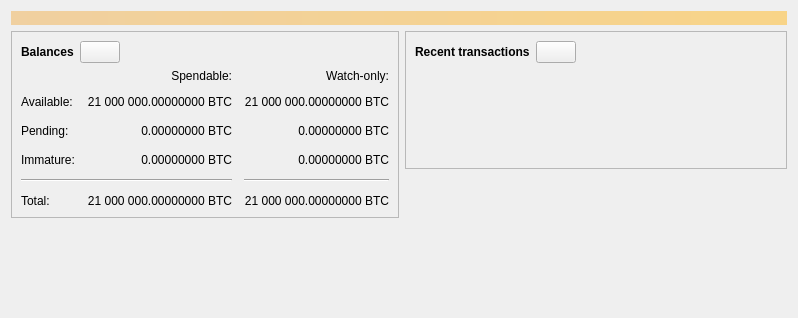
First picture: the form in src/qt/forms/overviewpage.ui, repository bytecoin-crypto/bytecoin, before the edit.
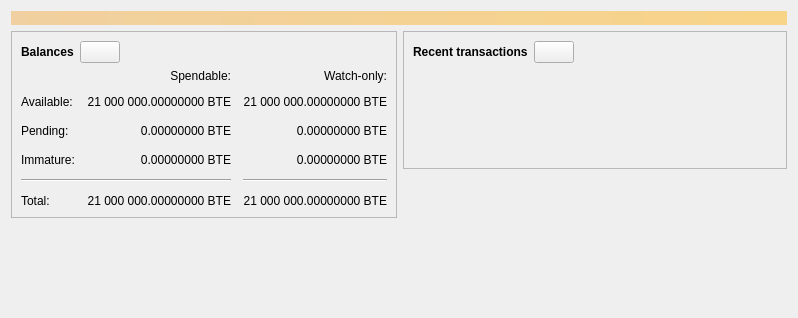
Second picture: the form after the edit. Icons and pictures are not drawn. Custom widgets are drawn as their Qt base class.

The edit to the form file:
```diff
--- a/src/qt/forms/overviewpage.ui
+++ b/src/qt/forms/overviewpage.ui
@@ -120,7 +120,7 @@
                <string>Unconfirmed transactions to watch-only addresses</string>
               </property>
               <property name="text">
-               <string notr="true">0.00000000 BTC</string>
+               <string notr="true">0.00000000 BTE</string>
               </property>
               <property name="alignment">
                <set>Qt::AlignRight|Qt::AlignTrailing|Qt::AlignVCenter</set>
@@ -139,7 +139,7 @@
                <string>Total of transactions that have yet to be confirmed, and do not yet count toward the spendable balance</string>
               </property>
               <property name="text">
-               <string notr="true">0.00000000 BTC</string>
+               <string notr="true">0.00000000 BTE</string>
               </property>
               <property name="alignment">
                <set>Qt::AlignRight|Qt::AlignTrailing|Qt::AlignVCenter</set>
@@ -158,7 +158,7 @@
                <string>Mined balance in watch-only addresses that has not yet matured</string>
               </property>
               <property name="text">
-               <string notr="true">0.00000000 BTC</string>
+               <string notr="true">0.00000000 BTE</string>
               </property>
               <property name="alignment">
                <set>Qt::AlignRight|Qt::AlignTrailing|Qt::AlignVCenter</set>
@@ -210,7 +210,7 @@
                <string>Mined balance that has not yet matured</string>
               </property>
               <property name="text">
-               <string notr="true">0.00000000 BTC</string>
+               <string notr="true">0.00000000 BTE</string>
               </property>
               <property name="alignment">
                <set>Qt::AlignRight|Qt::AlignTrailing|Qt::AlignVCenter</set>
@@ -249,7 +249,7 @@
                <string>Your current total balance</string>
               </property>
               <property name="text">
-               <string notr="true">21 000 000.00000000 BTC</string>
+               <string notr="true">21 000 000.00000000 BTE</string>
               </property>
               <property name="alignment">
                <set>Qt::AlignRight|Qt::AlignTrailing|Qt::AlignVCenter</set>
@@ -268,7 +268,7 @@
                <string>Current total balance in watch-only addresses</string>
               </property>
               <property name="text">
-               <string notr="true">21 000 000.00000000 BTC</string>
+               <string notr="true">21 000 000.00000000 BTE</string>
               </property>
               <property name="alignment">
                <set>Qt::AlignRight|Qt::AlignTrailing|Qt::AlignVCenter</set>
@@ -304,7 +304,7 @@
                <string>Your current spendable balance</string>
               </property>
               <property name="text">
-               <string notr="true">21 000 000.00000000 BTC</string>
+               <string notr="true">21 000 000.00000000 BTE</string>
               </property>
               <property name="alignment">
                <set>Qt::AlignRight|Qt::AlignTrailing|Qt::AlignVCenter</set>
@@ -323,7 +323,7 @@
                <string>Your current balance in watch-only addresses</string>
               </property>
               <property name="text">
-               <string notr="true">21 000 000.00000000 BTC</string>
+               <string notr="true">21 000 000.00000000 BTE</string>
               </property>
               <property name="alignment">
                <set>Qt::AlignRight|Qt::AlignTrailing|Qt::AlignVCenter</set>
```
Left out of the diff: 2 changed lines with no effect on the pictures.
